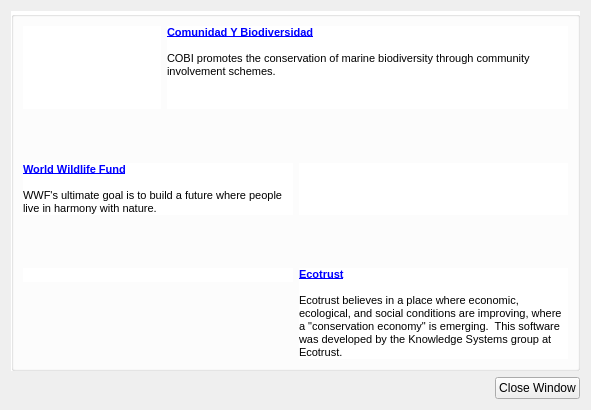
Qt form src/gui/credits_dialog.ui (Ecotrust/delphos) before a commit.
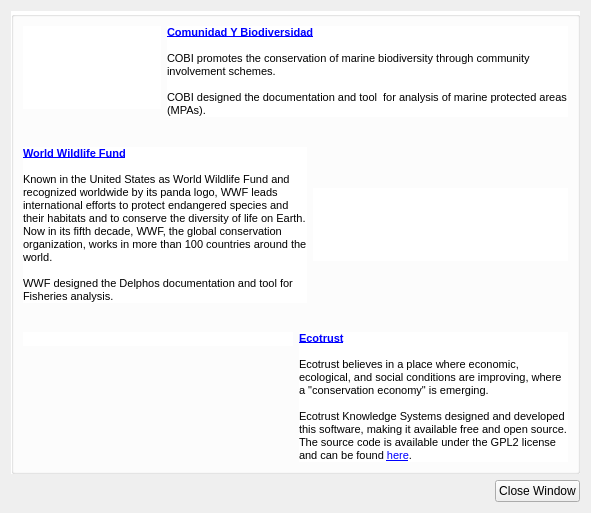
The same form after that commit. Icons and pictures are not drawn.

```diff
--- a/src/gui/credits_dialog.ui
+++ b/src/gui/credits_dialog.ui
@@ -9,7 +9,7 @@
     <x>0</x>
     <y>0</y>
     <width>591</width>
-    <height>410</height>
+    <height>513</height>
    </rect>
   </property>
   <property name="windowTitle" >
@@ -86,7 +86,9 @@
 &lt;/style>&lt;/head>&lt;body style=" font-family:'MS Shell Dlg 2'; font-size:8.25pt; font-weight:400; font-style:normal;">
 &lt;p style=" margin-top:0px; margin-bottom:0px; margin-left:0px; margin-right:0px; -qt-block-indent:0; text-indent:0px; font-size:8pt;">&lt;a href="http://www.cobi.org.mx/">&lt;span style=" font-weight:600; text-decoration: underline; color:#0000ff;">Comunidad Y Biodiversidad&lt;/span>&lt;/a>&lt;span style=" font-weight:600;"> &lt;/span>&lt;/p>
 &lt;p style="-qt-paragraph-type:empty; margin-top:0px; margin-bottom:0px; margin-left:0px; margin-right:0px; -qt-block-indent:0; text-indent:0px; font-size:8pt; font-weight:600;">&lt;/p>
-&lt;p style=" margin-top:0px; margin-bottom:0px; margin-left:0px; margin-right:0px; -qt-block-indent:0; text-indent:0px; font-size:8pt; font-weight:600;">&lt;span style=" font-weight:400;">COBI promotes the conservation of marine&lt;/span> &lt;span style=" font-weight:400;">biodiversity through community involvement schemes.&lt;/span>&lt;/p>&lt;/body>&lt;/html></string>
+&lt;p style=" margin-top:0px; margin-bottom:0px; margin-left:0px; margin-right:0px; -qt-block-indent:0; text-indent:0px; font-size:8pt; font-weight:600;">&lt;span style=" font-weight:400;">COBI promotes the conservation of marine&lt;/span> &lt;span style=" font-weight:400;">biodiversity through community involvement schemes.  &lt;/span>&lt;/p>
+&lt;p style="-qt-paragraph-type:empty; margin-top:0px; margin-bottom:0px; margin-left:0px; margin-right:0px; -qt-block-indent:0; text-indent:0px; font-size:8pt;">&lt;/p>
+&lt;p style=" margin-top:0px; margin-bottom:0px; margin-left:0px; margin-right:0px; -qt-block-indent:0; text-indent:0px; font-size:8pt;">COBI designed the documentation and tool  for analysis of marine protected areas (MPAs).&lt;/p>&lt;/body>&lt;/html></string>
           </property>
           <property name="alignment" >
            <set>Qt::AlignLeading|Qt::AlignLeft|Qt::AlignTop</set>
@@ -123,7 +125,9 @@
 &lt;/style>&lt;/head>&lt;body style=" font-family:'MS Shell Dlg 2'; font-size:8.25pt; font-weight:400; font-style:normal;">
 &lt;p style=" margin-top:0px; margin-bottom:0px; margin-left:0px; margin-right:0px; -qt-block-indent:0; text-indent:0px; font-size:8pt;">&lt;a href="http://wwf.org/">&lt;span style=" font-weight:600; text-decoration: underline; color:#0000ff;">World Wildlife Fund&lt;/span>&lt;/a>&lt;/p>
 &lt;p style="-qt-paragraph-type:empty; margin-top:0px; margin-bottom:0px; margin-left:0px; margin-right:0px; -qt-block-indent:0; text-indent:0px; font-size:8pt; font-weight:600; text-decoration: underline; color:#0000ff;">&lt;/p>
-&lt;p style=" margin-top:0px; margin-bottom:0px; margin-left:0px; margin-right:0px; -qt-block-indent:0; text-indent:0px; font-size:8pt;">WWF's ultimate goal is to build a future where people live in harmony with nature.&lt;/p>&lt;/body>&lt;/html></string>
+&lt;p style=" margin-top:0px; margin-bottom:0px; margin-left:0px; margin-right:0px; -qt-block-indent:0; text-indent:0px; font-size:8pt;">Known in the United States as World Wildlife Fund and recognized worldwide by its panda logo, WWF leads international efforts to protect endangered species and their habitats and to conserve the diversity of life on Earth. Now in its fifth decade, WWF, the global conservation organization, works in more than 100 countries around the world.  &lt;/p>
+&lt;p style="-qt-paragraph-type:empty; margin-top:0px; margin-bottom:0px; margin-left:0px; margin-right:0px; -qt-block-indent:0; text-indent:0px; font-size:8pt;">&lt;/p>
+&lt;p style=" margin-top:0px; margin-bottom:0px; margin-left:0px; margin-right:0px; -qt-block-indent:0; text-indent:0px; font-size:8pt;">WWF designed the Delphos documentation and tool for Fisheries analysis.&lt;/p>&lt;/body>&lt;/html></string>
             </property>
             <property name="alignment" >
              <set>Qt::AlignLeading|Qt::AlignLeft|Qt::AlignTop</set>
@@ -209,7 +213,9 @@
 &lt;/style>&lt;/head>&lt;body style=" font-family:'MS Shell Dlg 2'; font-size:8.25pt; font-weight:400; font-style:normal;">
 &lt;p style=" margin-top:0px; margin-bottom:0px; margin-left:0px; margin-right:0px; -qt-block-indent:0; text-indent:0px; font-size:8pt;">&lt;a href="http://www.ecotrust.org">&lt;span style=" font-weight:600; text-decoration: underline; color:#0000ff;">Ecotrust&lt;/span>&lt;/a>&lt;span style=" font-weight:600;"> &lt;/span>&lt;/p>
 &lt;p style="-qt-paragraph-type:empty; margin-top:0px; margin-bottom:0px; margin-left:0px; margin-right:0px; -qt-block-indent:0; text-indent:0px; font-size:8pt; font-weight:600;">&lt;/p>
-&lt;p style=" margin-top:0px; margin-bottom:0px; margin-left:0px; margin-right:0px; -qt-block-indent:0; text-indent:0px; font-size:8pt;">Ecotrust believes in a place where economic, ecological, and social conditions are improving, where a "conservation economy" is emerging.  This software was developed by the Knowledge Systems group at Ecotrust.&lt;/p>&lt;/body>&lt;/html></string>
+&lt;p style=" margin-top:0px; margin-bottom:0px; margin-left:0px; margin-right:0px; -qt-block-indent:0; text-indent:0px; font-size:8pt;">Ecotrust believes in a place where economic, ecological, and social conditions are improving, where a "conservation economy" is emerging.  &lt;/p>
+&lt;p style="-qt-paragraph-type:empty; margin-top:0px; margin-bottom:0px; margin-left:0px; margin-right:0px; -qt-block-indent:0; text-indent:0px; font-size:8pt;">&lt;/p>
+&lt;p style=" margin-top:0px; margin-bottom:0px; margin-left:0px; margin-right:0px; -qt-block-indent:0; text-indent:0px; font-size:8pt;">Ecotrust Knowledge Systems designed and developed this software, making it available free and open source.  The source code is available under the GPL2 license and can be found &lt;a href="http://trac.infodrizzle.org/opendelphos">&lt;span style=" text-decoration: underline; color:#0000ff;">here&lt;/span>&lt;/a>.&lt;/p>&lt;/body>&lt;/html></string>
           </property>
           <property name="alignment" >
            <set>Qt::AlignLeading|Qt::AlignLeft|Qt::AlignTop</set>
```
